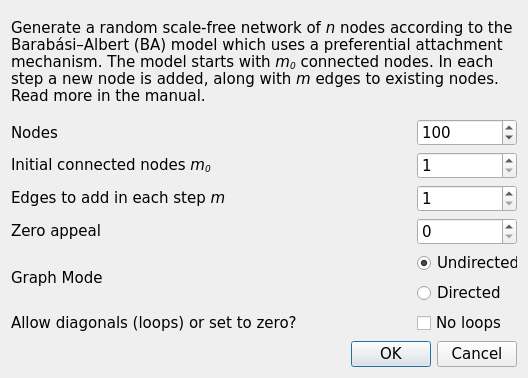
Old version of the form src/forms/randscalefreedialog.ui in the repository socnetv/app.
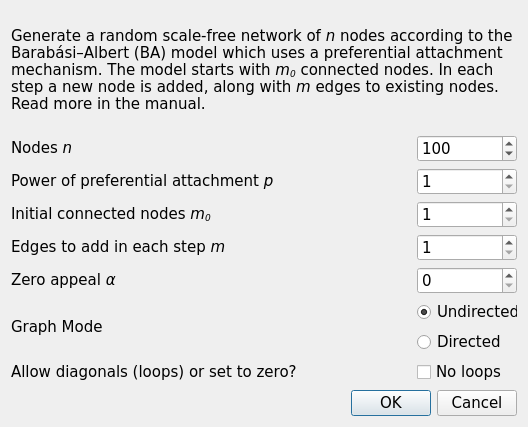
New version of the form.

Commit message: added power in scale-free dialog

What changed in the file:
```diff
--- a/src/forms/randscalefreedialog.ui
+++ b/src/forms/randscalefreedialog.ui
@@ -7,7 +7,7 @@
     <x>0</x>
     <y>0</y>
     <width>528</width>
-    <height>378</height>
+    <height>427</height>
    </rect>
   </property>
   <property name="sizePolicy">
@@ -99,7 +99,7 @@
         </font>
        </property>
        <property name="text">
-        <string>Nodes</string>
+        <string>&lt;html&gt;&lt;head/&gt;&lt;body&gt;&lt;p&gt;Nodes &lt;span style=&quot; font-style:italic;&quot;&gt;n&lt;/span&gt;&lt;/p&gt;&lt;/body&gt;&lt;/html&gt;</string>
        </property>
       </widget>
      </item>
@@ -139,6 +139,71 @@
     </layout>
    </item>
    <item row="2" column="0">
+    <layout class="QHBoxLayout" name="horizontalLayout_9">
+     <property name="sizeConstraint">
+      <enum>QLayout::SetMinimumSize</enum>
+     </property>
+     <item>
+      <widget class="QLabel" name="label_7">
+       <property name="sizePolicy">
+        <sizepolicy hsizetype="MinimumExpanding" vsizetype="Preferred">
+         <horstretch>0</horstretch>
+         <verstretch>0</verstretch>
+        </sizepolicy>
+       </property>
+       <property name="minimumSize">
+        <size>
+         <width>380</width>
+         <height>0</height>
+        </size>
+       </property>
+       <property name="font">
+        <font>
+         <pointsize>11</pointsize>
+        </font>
+       </property>
+       <property name="text">
+        <string>&lt;!DOCTYPE HTML PUBLIC &quot;-//W3C//DTD HTML 4.0//EN&quot; &quot;http://www.w3.org/TR/REC-html40/strict.dtd&quot;&gt;
+&lt;html&gt;&lt;head&gt;&lt;meta name=&quot;qrichtext&quot; content=&quot;1&quot; /&gt;&lt;style type=&quot;text/css&quot;&gt;
+p, li { white-space: pre-wrap; }
+&lt;/style&gt;&lt;/head&gt;&lt;body style=&quot; font-family:'DejaVu Sans'; font-size:11pt; font-weight:400; font-style:normal;&quot;&gt;
+&lt;p style=&quot; margin-top:12px; margin-bottom:12px; margin-left:0px; margin-right:0px; -qt-block-indent:0; text-indent:0px;&quot;&gt;Power of preferential attachment &lt;span style=&quot; font-style:italic;&quot;&gt;p &lt;/span&gt;&lt;/p&gt;&lt;/body&gt;&lt;/html&gt;</string>
+       </property>
+      </widget>
+     </item>
+     <item>
+      <widget class="QSpinBox" name="powerSpinBox">
+       <property name="minimumSize">
+        <size>
+         <width>100</width>
+         <height>0</height>
+        </size>
+       </property>
+       <property name="font">
+        <font>
+         <pointsize>11</pointsize>
+        </font>
+       </property>
+       <property name="toolTip">
+        <string>&lt;html&gt;&lt;head/&gt;&lt;body&gt;&lt;p&gt;The power p of preferential attachment &lt;/p&gt;&lt;p&gt;Leave 1 for linear preferential attachment (BA model).&lt;/p&gt;&lt;/body&gt;&lt;/html&gt;</string>
+       </property>
+       <property name="minimum">
+        <number>1</number>
+       </property>
+       <property name="maximum">
+        <number>9999</number>
+       </property>
+       <property name="singleStep">
+        <number>2</number>
+       </property>
+       <property name="value">
+        <number>1</number>
+       </property>
+      </widget>
+     </item>
+    </layout>
+   </item>
+   <item row="3" column="0">
     <layout class="QHBoxLayout" name="horizontalLayout_6">
      <property name="sizeConstraint">
       <enum>QLayout::SetMinimumSize</enum>
@@ -203,22 +268,137 @@
      </item>
     </layout>
    </item>
-   <item row="7" column="0">
-    <widget class="QDialogButtonBox" name="buttonBox">
-     <property name="font">
-      <font>
-       <pointsize>11</pointsize>
-      </font>
+   <item row="4" column="0">
+    <layout class="QHBoxLayout" name="horizontalLayout_7">
+     <property name="sizeConstraint">
+      <enum>QLayout::SetMinimumSize</enum>
      </property>
-     <property name="orientation">
-      <enum>Qt::Horizontal</enum>
-     </property>
-     <property name="standardButtons">
-      <set>QDialogButtonBox::Cancel|QDialogButtonBox::Ok</set>
-     </property>
-    </widget>
+     <item>
+      <widget class="QLabel" name="label_5">
+       <property name="sizePolicy">
+        <sizepolicy hsizetype="MinimumExpanding" vsizetype="Preferred">
+         <horstretch>0</horstretch>
+         <verstretch>0</verstretch>
+        </sizepolicy>
+       </property>
+       <property name="minimumSize">
+        <size>
+         <width>380</width>
+         <height>0</height>
+        </size>
+       </property>
+       <property name="font">
+        <font>
+         <pointsize>11</pointsize>
+        </font>
+       </property>
+       <property name="text">
+        <string>&lt;!DOCTYPE HTML PUBLIC &quot;-//W3C//DTD HTML 4.0//EN&quot; &quot;http://www.w3.org/TR/REC-html40/strict.dtd&quot;&gt;
+&lt;html&gt;&lt;head&gt;&lt;meta name=&quot;qrichtext&quot; content=&quot;1&quot; /&gt;&lt;style type=&quot;text/css&quot;&gt;
+p, li { white-space: pre-wrap; }
+&lt;/style&gt;&lt;/head&gt;&lt;body style=&quot; font-family:'DejaVu Sans'; font-size:11pt; font-weight:400; font-style:normal;&quot;&gt;
+&lt;p style=&quot; margin-top:12px; margin-bottom:12px; margin-left:0px; margin-right:0px; -qt-block-indent:0; text-indent:0px;&quot;&gt;Edges to add in each step &lt;span style=&quot; font-style:italic;&quot;&gt;m&lt;/span&gt;&lt;/p&gt;&lt;/body&gt;&lt;/html&gt;</string>
+       </property>
+      </widget>
+     </item>
+     <item>
+      <widget class="QSpinBox" name="edgesPerStepSpinBox">
+       <property name="minimumSize">
+        <size>
+         <width>100</width>
+         <height>0</height>
+        </size>
+       </property>
+       <property name="font">
+        <font>
+         <pointsize>11</pointsize>
+        </font>
+       </property>
+       <property name="toolTip">
+        <string>&lt;html&gt;&lt;head/&gt;&lt;body&gt;&lt;p&gt;Tthe number of edges to add in each step&lt;/p&gt;&lt;/body&gt;&lt;/html&gt;</string>
+       </property>
+       <property name="minimum">
+        <number>1</number>
+       </property>
+       <property name="maximum">
+        <number>9999</number>
+       </property>
+       <property name="singleStep">
+        <number>2</number>
+       </property>
+       <property name="value">
+        <number>1</number>
+       </property>
+      </widget>
+     </item>
+    </layout>
    </item>
    <item row="5" column="0">
+    <layout class="QHBoxLayout" name="horizontalLayout_8">
+     <property name="sizeConstraint">
+      <enum>QLayout::SetMinimumSize</enum>
+     </property>
+     <item>
+      <widget class="QLabel" name="label_6">
+       <property name="sizePolicy">
+        <sizepolicy hsizetype="MinimumExpanding" vsizetype="Preferred">
+         <horstretch>0</horstretch>
+         <verstretch>0</verstretch>
+        </sizepolicy>
+       </property>
+       <property name="minimumSize">
+        <size>
+         <width>380</width>
+         <height>0</height>
+        </size>
+       </property>
+       <property name="font">
+        <font>
+         <pointsize>11</pointsize>
+        </font>
+       </property>
+       <property name="text">
+        <string>&lt;!DOCTYPE HTML PUBLIC &quot;-//W3C//DTD HTML 4.0//EN&quot; &quot;http://www.w3.org/TR/REC-html40/strict.dtd&quot;&gt;
+&lt;html&gt;&lt;head&gt;&lt;meta name=&quot;qrichtext&quot; content=&quot;1&quot; /&gt;&lt;style type=&quot;text/css&quot;&gt;
+p, li { white-space: pre-wrap; }
+&lt;/style&gt;&lt;/head&gt;&lt;body style=&quot; font-family:'DejaVu Sans'; font-size:11pt; font-weight:400; font-style:normal;&quot;&gt;
+&lt;p style=&quot; margin-top:0px; margin-bottom:0px; margin-left:0px; margin-right:0px; -qt-block-indent:0; text-indent:0px;&quot;&gt;Zero appeal &lt;span style=&quot; font-style:italic;&quot;&gt;α&lt;/span&gt;&lt;/p&gt;&lt;/body&gt;&lt;/html&gt;</string>
+       </property>
+      </widget>
+     </item>
+     <item>
+      <widget class="QSpinBox" name="zeroAppealSpinBox">
+       <property name="minimumSize">
+        <size>
+         <width>100</width>
+         <height>0</height>
+        </size>
+       </property>
+       <property name="font">
+        <font>
+         <pointsize>11</pointsize>
+        </font>
+       </property>
+       <property name="toolTip">
+        <string>&lt;html&gt;&lt;head/&gt;&lt;body&gt;&lt;p&gt;The initial attractiveness of a node - useful for isolate nodes with d =0&lt;/p&gt;&lt;/body&gt;&lt;/html&gt;</string>
+       </property>
+       <property name="minimum">
+        <number>0</number>
+       </property>
+       <property name="maximum">
+        <number>9999</number>
+       </property>
+       <property name="singleStep">
+        <number>2</number>
+       </property>
+       <property name="value">
+        <number>0</number>
+       </property>
+      </widget>
+     </item>
+    </layout>
+   </item>
+   <item row="6" column="0">
     <layout class="QHBoxLayout" name="horizontalLayout_3">
      <item>
       <widget class="QLabel" name="label">
@@ -312,7 +492,7 @@
      </item>
     </layout>
    </item>
-   <item row="6" column="0">
+   <item row="7" column="0">
     <layout class="QHBoxLayout" name="horizontalLayout_4">
      <item>
       <widget class="QLabel" name="label_3">
@@ -374,135 +554,20 @@
      </item>
     </layout>
    </item>
-   <item row="3" column="0">
-    <layout class="QHBoxLayout" name="horizontalLayout_7">
-     <property name="sizeConstraint">
-      <enum>QLayout::SetMinimumSize</enum>
+   <item row="8" column="0">
+    <widget class="QDialogButtonBox" name="buttonBox">
+     <property name="font">
+      <font>
+       <pointsize>11</pointsize>
+      </font>
      </property>
-     <item>
-      <widget class="QLabel" name="label_5">
-       <property name="sizePolicy">
-        <sizepolicy hsizetype="MinimumExpanding" vsizetype="Preferred">
-         <horstretch>0</horstretch>
-         <verstretch>0</verstretch>
-        </sizepolicy>
-       </property>
-       <property name="minimumSize">
-        <size>
-         <width>380</width>
-         <height>0</height>
-        </size>
-       </property>
-       <property name="font">
-        <font>
-         <pointsize>11</pointsize>
-        </font>
-       </property>
-       <property name="text">
-        <string>&lt;!DOCTYPE HTML PUBLIC &quot;-//W3C//DTD HTML 4.0//EN&quot; &quot;http://www.w3.org/TR/REC-html40/strict.dtd&quot;&gt;
-&lt;html&gt;&lt;head&gt;&lt;meta name=&quot;qrichtext&quot; content=&quot;1&quot; /&gt;&lt;style type=&quot;text/css&quot;&gt;
-p, li { white-space: pre-wrap; }
-&lt;/style&gt;&lt;/head&gt;&lt;body style=&quot; font-family:'DejaVu Sans'; font-size:11pt; font-weight:400; font-style:normal;&quot;&gt;
-&lt;p style=&quot; margin-top:12px; margin-bottom:12px; margin-left:0px; margin-right:0px; -qt-block-indent:0; text-indent:0px;&quot;&gt;Edges to add in each step &lt;span style=&quot; font-style:italic;&quot;&gt;m&lt;/span&gt;&lt;/p&gt;&lt;/body&gt;&lt;/html&gt;</string>
-       </property>
-      </widget>
-     </item>
-     <item>
-      <widget class="QSpinBox" name="edgesPerStepSpinBox">
-       <property name="minimumSize">
-        <size>
-         <width>100</width>
-         <height>0</height>
-        </size>
-       </property>
-       <property name="font">
-        <font>
-         <pointsize>11</pointsize>
-        </font>
-       </property>
-       <property name="toolTip">
-        <string>&lt;html&gt;&lt;head/&gt;&lt;body&gt;&lt;p&gt;Tthe number of edges to add in each step&lt;/p&gt;&lt;/body&gt;&lt;/html&gt;</string>
-       </property>
-       <property name="minimum">
-        <number>1</number>
-       </property>
-       <property name="maximum">
-        <number>9999</number>
-       </property>
-       <property name="singleStep">
-        <number>2</number>
-       </property>
-       <property name="value">
-        <number>1</number>
-       </property>
-      </widget>
-     </item>
-    </layout>
-   </item>
-   <item row="4" column="0">
-    <layout class="QHBoxLayout" name="horizontalLayout_8">
-     <property name="sizeConstraint">
-      <enum>QLayout::SetMinimumSize</enum>
+     <property name="orientation">
+      <enum>Qt::Horizontal</enum>
      </property>
-     <item>
-      <widget class="QLabel" name="label_6">
-       <property name="sizePolicy">
-        <sizepolicy hsizetype="MinimumExpanding" vsizetype="Preferred">
-         <horstretch>0</horstretch>
-         <verstretch>0</verstretch>
-        </sizepolicy>
-       </property>
-       <property name="minimumSize">
-        <size>
-         <width>380</width>
-         <height>0</height>
-        </size>
-       </property>
-       <property name="font">
-        <font>
-         <pointsize>11</pointsize>
-        </font>
-       </property>
-       <property name="text">
-        <string>&lt;!DOCTYPE HTML PUBLIC &quot;-//W3C//DTD HTML 4.0//EN&quot; &quot;http://www.w3.org/TR/REC-html40/strict.dtd&quot;&gt;
-&lt;html&gt;&lt;head&gt;&lt;meta name=&quot;qrichtext&quot; content=&quot;1&quot; /&gt;&lt;style type=&quot;text/css&quot;&gt;
-p, li { white-space: pre-wrap; }
-&lt;/style&gt;&lt;/head&gt;&lt;body style=&quot; font-family:'DejaVu Sans'; font-size:11pt; font-weight:400; font-style:normal;&quot;&gt;
-&lt;p style=&quot; margin-top:0px; margin-bottom:0px; margin-left:0px; margin-right:0px; -qt-block-indent:0; text-indent:0px;&quot;&gt;Zero appeal&lt;/p&gt;&lt;/body&gt;&lt;/html&gt;</string>
-       </property>
-      </widget>
-     </item>
-     <item>
-      <widget class="QSpinBox" name="zeroAppealSpinBox">
-       <property name="minimumSize">
-        <size>
-         <width>100</width>
-         <height>0</height>
-        </size>
-       </property>
-       <property name="font">
-        <font>
-         <pointsize>11</pointsize>
-        </font>
-       </property>
-       <property name="toolTip">
-        <string>&lt;html&gt;&lt;head/&gt;&lt;body&gt;&lt;p&gt;The initial attractiveness of a node - useful for isolate nodes with d =0&lt;/p&gt;&lt;/body&gt;&lt;/html&gt;</string>
-       </property>
-       <property name="minimum">
-        <number>0</number>
-       </property>
-       <property name="maximum">
-        <number>9999</number>
-       </property>
-       <property name="singleStep">
-        <number>2</number>
-       </property>
-       <property name="value">
-        <number>0</number>
-       </property>
-      </widget>
-     </item>
-    </layout>
+     <property name="standardButtons">
+      <set>QDialogButtonBox::Cancel|QDialogButtonBox::Ok</set>
+     </property>
+    </widget>
    </item>
   </layout>
   <zorder>label_2</zorder>
```
Left out of the diff: 1 changed line with no effect on the pictures.
